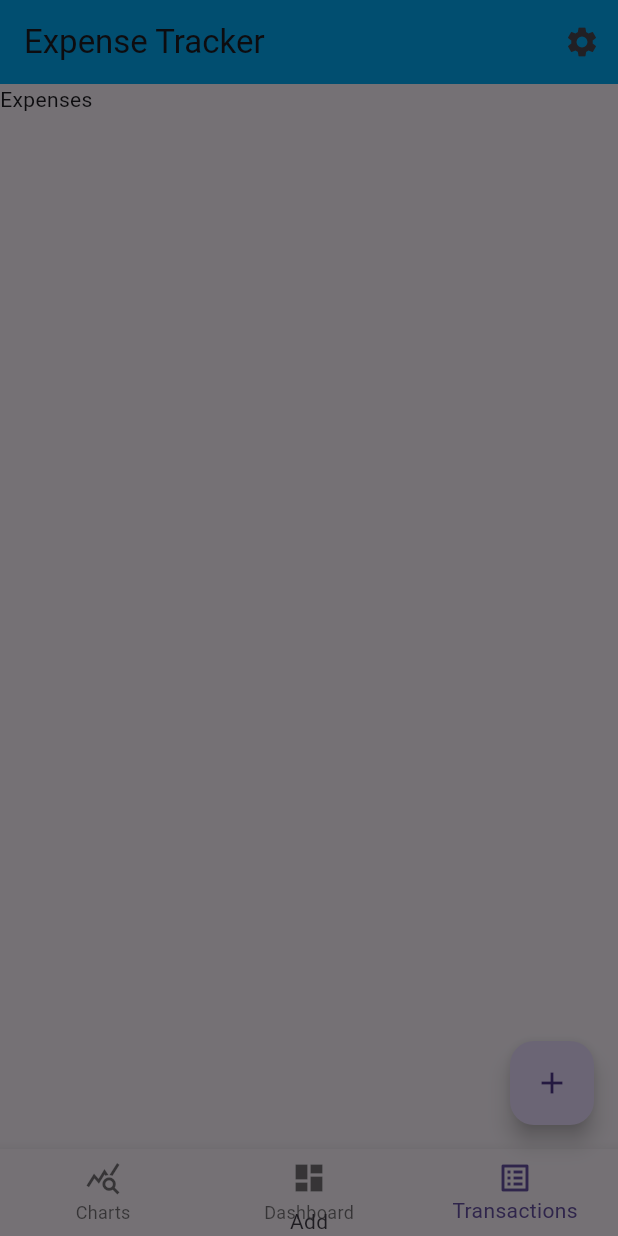
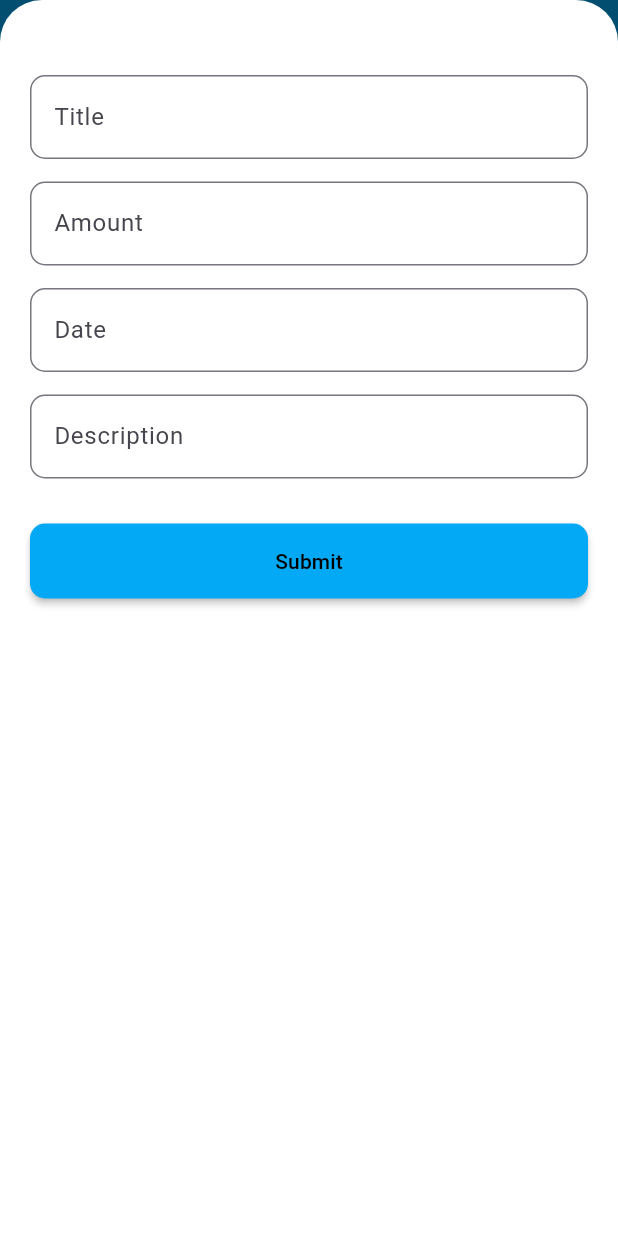
Before and after one commit to AtishayCoder/Expense-Tracker, a Flutter app: the screen it shows after launch, item 3 of the bottom bar chosen, after a tap on the "add" icon, on a phone screen of 412 x 824 dp. Run offline on Flutter 3.47's test engine with Material 3 defaults, Android fonts, the phone set to English and light mode, and no system bars; our stand-ins replace get, shared_preferences.

Commit message:
Added add expense functionality.

```diff
--- a/lib/main.dart
+++ b/lib/main.dart
@@ -77,16 +77,29 @@ class _RootState extends State<Root> {
               });
             },
           ),
-          floatingActionButton: FloatingActionButton(
-            onPressed: () {
-              Get.bottomSheet(const NewExpense());
+          floatingActionButton: Builder(
+            builder: (context) {
+              return FloatingActionButton(
+                onPressed: () {
+                  Get.bottomSheet(
+                    const NewExpense(),
+                    isScrollControlled: true,
+                    backgroundColor:
+                        Theme.of(context).brightness == Brightness.dark
+                        ? Colors.black
+                        : Colors.white,
+                    ignoreSafeArea: false,
+                  );
+                },
+                child: const Icon(Icons.add),
+              );
             },
-            child: const Icon(Icons.add),
           ),
         ),
       ),
       themeMode: ThemeMode.system,
-      darkTheme: ThemeData(brightness: Brightness.dark),
+      darkTheme: ThemeData.dark(),
+      theme: ThemeData.light(),
     );
   }
 }
--- a/lib/screens/new_expense.dart
+++ b/lib/screens/new_expense.dart
@@ -1,4 +1,8 @@
+import 'package:expense_tracker/models/decimal_text_input_formatter.dart';
+import 'package:expense_tracker/models/expense.dart';
+import 'package:expense_tracker/storage/expense_manager.dart';
 import 'package:flutter/material.dart';
+import 'package:get/get.dart';
 
 class NewExpense extends StatefulWidget {
   const NewExpense({super.key});
@@ -8,8 +12,129 @@ class NewExpense extends StatefulWidget {
 }
 
 class _NewExpenseState extends State<NewExpense> {
+  String title = "";
+  double amount = 0.0;
+  DateTime? date;
+  TextEditingController dateC = TextEditingController();
+  String desc = "";
+
   @override
   Widget build(BuildContext context) {
-    return Text("Add");
+    return Padding(
+      padding: EdgeInsets.symmetric(vertical: 50, horizontal: 20),
+      child: Column(
+        children: [
+          // Title
+          TextField(
+            decoration: InputDecoration(
+              labelText: "Title",
+              border: OutlineInputBorder(
+                borderRadius: BorderRadius.circular(10.0),
+              ),
+            ),
+            keyboardType: TextInputType.name,
+            onChanged: (v) {
+              title = v;
+            },
+          ),
+          SizedBox(height: 15),
+          // Amount
+          TextField(
+            decoration: InputDecoration(
+              labelText: "Amount",
+              border: OutlineInputBorder(
+                borderRadius: BorderRadius.circular(10.0),
+              ),
+            ),
+            onChanged: (v) {
+              amount = double.parse(v);
+            },
+            inputFormatters: [DecimalTextInputFormatter(decimalRange: 2)],
+            keyboardType: TextInputType.numberWithOptions(decimal: true),
+          ),
+          SizedBox(height: 15),
+          // Date
+          TextField(
+            decoration: InputDecoration(
+              labelText: "Date",
+              border: OutlineInputBorder(
+                borderRadius: BorderRadius.circular(10.0),
+              ),
+            ),
+            canRequestFocus: false,
+            onTap: () async {
+              var dateL = await showDatePicker(
+                context: context,
+                firstDate: DateTime.now().subtract(Duration(days: 30)),
+                lastDate: DateTime.now().add(Duration(days: 30)),
+              );
+              if (dateL != null) {
+                dateC.text = "${dateL.day}/${dateL.month}/${dateL.year}";
+                date = DateTime(dateL.year, dateL.month, dateL.day);
+              }
+            },
+            controller: dateC,
+          ),
+          SizedBox(height: 15),
+          // Description
+          TextField(
+            decoration: InputDecoration(
+              labelText: "Description",
+              border: OutlineInputBorder(
+                borderRadius: BorderRadius.circular(10.0),
+              ),
+            ),
+            onChanged: (v) {
+              desc = v;
+            },
+          ),
+          SizedBox(height: 30),
+          // Submit
+          MaterialButton(
+            onPressed: () async {
+              // ignore: unnecessary_null_comparison
+              if (title == "" || amount == 0.0 || date == null || desc == "") {
+                Get.snackbar(
+                  "Error",
+                  "Please fill all the fields",
+                  duration: Duration(seconds: 4),
+                );
+              } else {
+                try {
+                  await ExpenseManager().addExpense(
+                    Expense(
+                      title: title,
+                      amount: amount,
+                      date: date!,
+                      desc: desc,
+                    ),
+                  );
+                  Get.back();
+                  Get.snackbar(
+                    "Success",
+                    "Expense has been added successfully!",
+                    duration: Duration(seconds: 4),
+                  );
+                  print(ExpenseManager().expenses);
+                } catch (e) {
+                  Get.snackbar(
+                    "Error",
+                    "Something went wrong! Try again.",
+                    duration: Duration(seconds: 4),
+                  );
+                }
+              }
+            },
+            color: Colors.lightBlue,
+            minWidth: double.infinity,
+            height: 50,
+            shape: RoundedRectangleBorder(
+              borderRadius: BorderRadius.all(Radius.circular(10)),
+            ),
+            child: Text("Submit", style: TextStyle(color: Colors.black)),
+          ),
+        ],
+      ),
+    );
   }
 }
--- a/lib/storage/expense_manager.dart
+++ b/lib/storage/expense_manager.dart
@@ -3,7 +3,6 @@ import "package:expense_tracker/storage/expense_store.dart";
 
 class ExpenseManager {
   List<Expense> _expenses = [];
-
   List<Expense> get expenses => _expenses;
 
   Future<void> loadExpenses() async {
@@ -23,4 +22,9 @@ class ExpenseManager {
   double getTotal() {
     return _expenses.fold(0, (sum, e) => sum + e.amount);
   }
+
+  Future<void> clearAllExpenses() async {
+    _expenses.clear();
+    await ExpenseStorage.clearExpenses();
+  }
 }
--- a/lib/storage/expense_store.dart
+++ b/lib/storage/expense_store.dart
@@ -19,4 +19,9 @@ class ExpenseStorage {
     final List<dynamic> jsonList = jsonDecode(data);
     return jsonList.map((e) => Expense.fromJson(e)).toList();
   }
+
+  static Future<void> clearExpenses() async {
+    final prefs = await SharedPreferences.getInstance();
+    await prefs.remove(_key);
+  }
 }
--- a/pubspec.yaml
+++ b/pubspec.yaml
@@ -17,7 +17,6 @@ dependencies:
   fl_chart: ^1.0.0
   flutter_animate: ^4.5.2
   animations: ^2.0.11
-  rflutter_alert: ^2.0.7
   modal_progress_hud_alt: ^1.0.0
   get: ^4.7.2
 
```
Also changed, not shown: lib/models/decimal_text_input_formatter.dart (added, +57 -0 lines), pubspec.lock, 2 other files.
